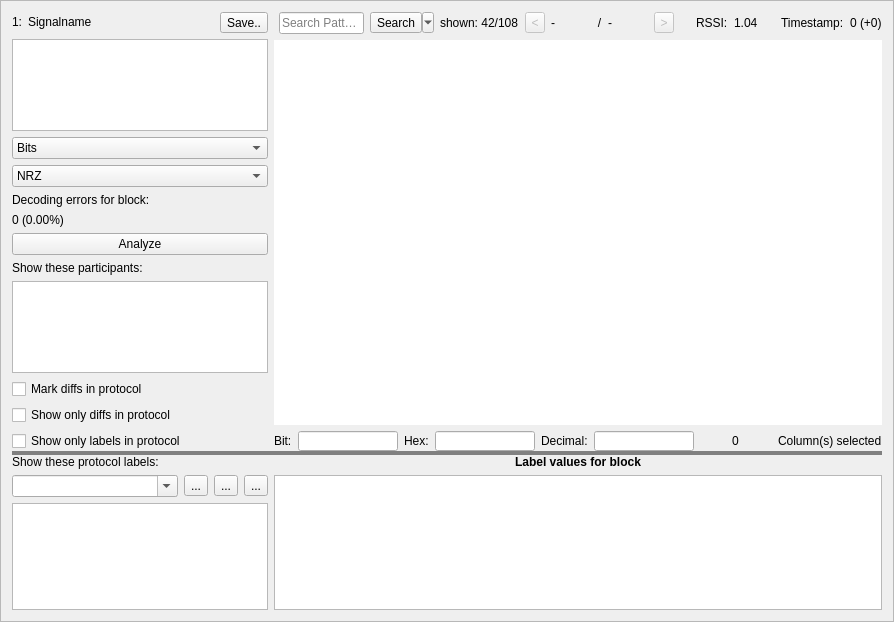
Above: ui/analysis_frame.ui from jopohl/urh before the change. Below: the same form after it.
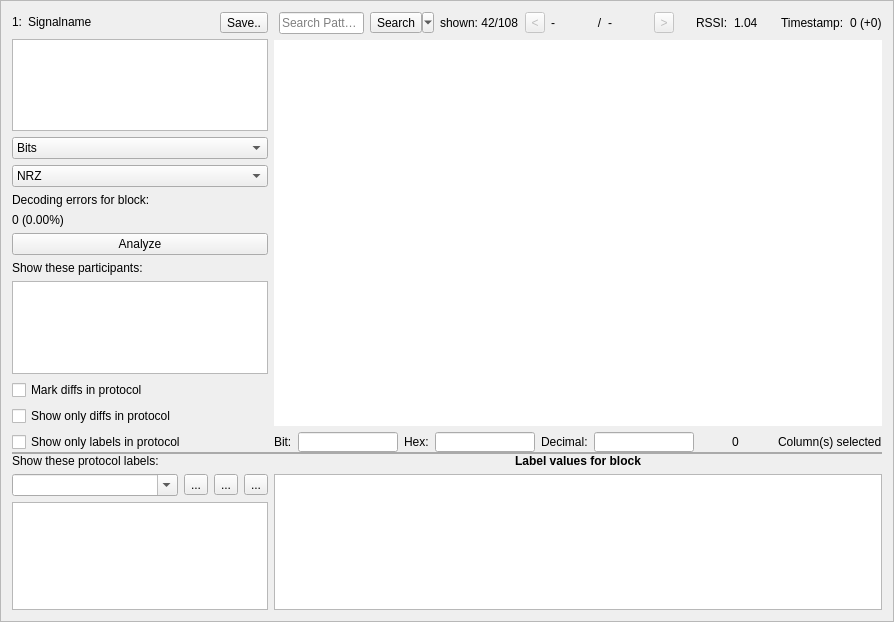
That is the form after the change. Icons and pictures are not drawn. Custom widgets are drawn as their Qt base class.

Commit message: set handle of splitter smaller

Patch:
```diff
--- a/ui/analysis_frame.ui
+++ b/ui/analysis_frame.ui
@@ -47,7 +47,9 @@
    <item>
     <widget class="QSplitter" name="splitter">
      <property name="styleSheet">
-      <string notr="true">QSplitter::handle { background-color: gray }</string>
+      <string notr="true">QSplitter::handle {
+    background-color: #AAAAAA;
+}</string>
      </property>
      <property name="frameShape">
       <enum>QFrame::NoFrame</enum>
@@ -62,7 +64,7 @@
       <bool>true</bool>
      </property>
      <property name="handleWidth">
-      <number>4</number>
+      <number>2</number>
      </property>
      <widget class="QWidget" name="">
       <layout class="QHBoxLayout" name="horizontalLayout_5">
```
